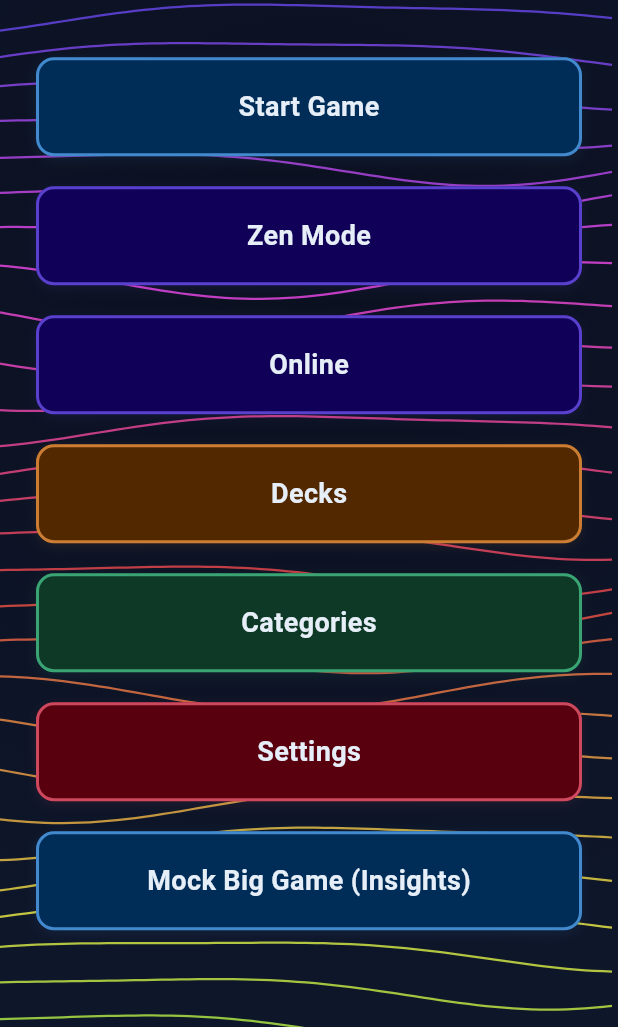
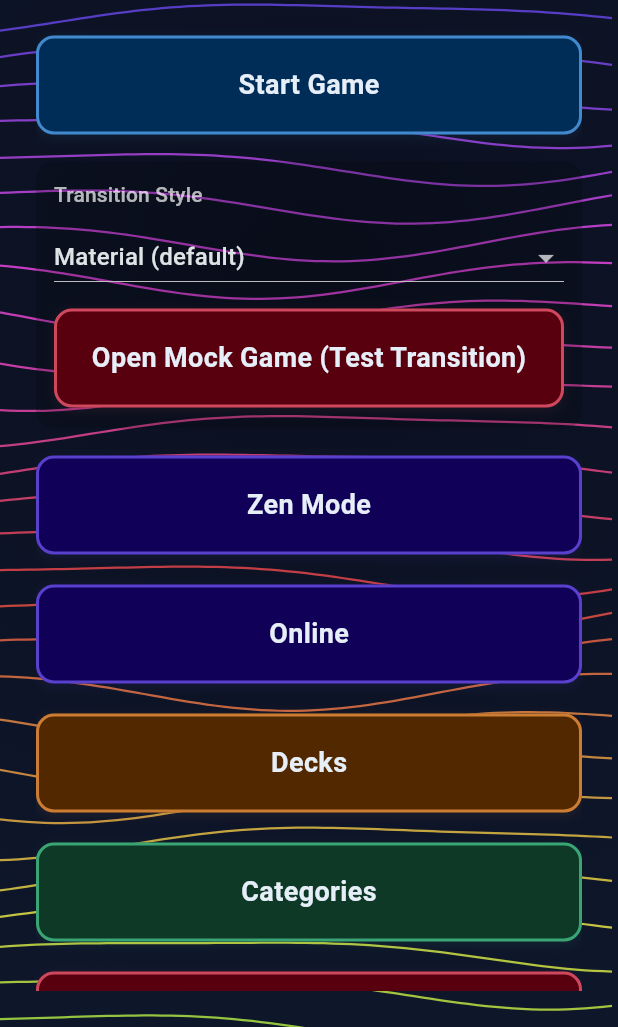
Before and after one commit to luqmaany/frequency, a Flutter app: the screen it shows after launch, on a phone screen of 412 x 824 dp, the part 209-1236 px from its top. Run offline on Flutter 3.47's test engine with Material 3 defaults, Android fonts, the phone set to English and light mode, and no system bars; our stand-ins replace audioplayers, cloud_firestore, firebase_core, flutter_card_swiper, flutter_riverpod, google_fonts and 2 more; accounts and stored records are empty; generated files the repository leaves out were written again; Roboto replaces fonts that are missing (Kanit).

Commit message:
Update app branding from "Convey" to "Frequency" across all platforms
This commit changes the app's name and title from "Convey" to "Frequency" in the AndroidManifest.xml, Info.plist, main.dart, and various platform-specific files including web and Linux configurations. Additionally, it enhances the HomeScreen layout by introducing a transition service and updating the UI elements to reflect the new branding, ensuring a consistent user experience across all platforms.

```diff
--- a/lib/main.dart
+++ b/lib/main.dart
@@ -23,6 +23,8 @@ void main() async {
   await SystemChrome.setPreferredOrientations([
     DeviceOrientation.portraitUp,
   ]);
+  // Hide status/navigation bars globally for the whole app
+  await SystemChrome.setEnabledSystemUIMode(SystemUiMode.immersiveSticky);
   debugPrint('=== App Starting ===');
   runApp(
     const ProviderScope(
@@ -53,7 +55,7 @@ class _MyAppState extends ConsumerState<MyApp> {
     final darkTheme = ref.watch(darkThemeProvider);
 
     return MaterialApp(
-      title: 'Convey',
+      title: 'Frequency',
       theme: darkTheme,
       darkTheme: darkTheme,
       themeMode: ThemeMode.dark,
--- a/lib/screens/home_screen.dart
+++ b/lib/screens/home_screen.dart
@@ -1,4 +1,5 @@
 import 'package:flutter/material.dart';
+import 'package:flutter/gestures.dart' show GestureTapDownCallback;
 import 'package:flutter_riverpod/flutter_riverpod.dart';
 import 'package:google_fonts/google_fonts.dart';
 import 'dart:math';
@@ -11,6 +12,8 @@ import 'online_lobby_screen.dart';
 import '../widgets/wave_background.dart';
 import '../services/sound_service.dart';
 import 'zen_setup_screen.dart';
+import '../services/transition_service.dart';
+import 'mock_game_screen.dart';
 
 /// --- Animated gradient text (unchanged except default text now "FREQUENCY") ---
 class AnimatedGradientText extends StatefulWidget {
@@ -104,6 +107,9 @@ class HomeScreen extends ConsumerStatefulWidget {
 
 class _HomeScreenState extends ConsumerState<HomeScreen>
     with WidgetsBindingObserver {
+  AppTransitionStyle _selectedStyle = AppTransitionStyle.material;
+  Offset? _revealCenterFraction;
+
   void _startMockEndgame(BuildContext context) {
     final notifier = ref.read(gameStateProvider.notifier);
     // Build a complex config with 4 teams and target score reached
@@ -175,6 +181,16 @@ class _HomeScreenState extends ConsumerState<HomeScreen>
     );
   }
 
+  void _navigateToMockWithTransition(BuildContext context) {
+    Navigator.of(context).push(
+      TransitionService.buildRoute(
+        const MockGameScreen(title: 'Mock Game (Transition Demo)'),
+        style: _selectedStyle,
+        revealCenterFraction: _revealCenterFraction,
+      ),
+    );
+  }
+
   @override
   void initState() {
     super.initState();
@@ -232,6 +248,7 @@ class _HomeScreenState extends ConsumerState<HomeScreen>
           SafeArea(
             child: Padding(
               padding: const EdgeInsets.all(24.0),
+              child: SingleChildScrollView(
                 child: Column(
                   crossAxisAlignment: CrossAxisAlignment.stretch,
                   children: [
@@ -256,12 +273,96 @@ class _HomeScreenState extends ConsumerState<HomeScreen>
                         },
                       ),
                     ),
-                  const Spacer(),
+                    const SizedBox(height: 24),
                     _buildMenuButton(
                       context,
                       'Start Game',
                       () => GameNavigationService.navigateToGameSetup(context),
                       buttonColors[0],
+                    ),
+                    const SizedBox(height: 16),
+                    // Transition tester controls
+                    Container(
+                      padding: const EdgeInsets.all(12),
+                      decoration: BoxDecoration(
+                        color: Colors.black.withOpacity(0.18),
+                        borderRadius: BorderRadius.circular(12),
+                      ),
+                      child: Column(
+                        crossAxisAlignment: CrossAxisAlignment.stretch,
+                        children: [
+                          Text(
+                            'Transition Style',
+                            style: Theme.of(context)
+                                .textTheme
+                                .labelLarge
+                                ?.copyWith(color: Colors.white70),
+                          ),
+                          const SizedBox(height: 8),
+                          DropdownButton<AppTransitionStyle>(
+                            value: _selectedStyle,
+                            dropdownColor: Colors.grey.shade900,
+                            iconEnabledColor: Colors.white70,
+                            isExpanded: true,
+                            items: const [
+                              DropdownMenuItem(
+                                value: AppTransitionStyle.material,
+                                child: Text('Material (default)'),
+                              ),
+                              DropdownMenuItem(
+                                value: AppTransitionStyle.fade,
+                                child: Text('Fade'),
+                              ),
+                              DropdownMenuItem(
+                                value: AppTransitionStyle.slideFromRight,
+                                child: Text('Slide from right'),
+                              ),
+                              DropdownMenuItem(
+                                value: AppTransitionStyle.slideFromBottom,
+                                child: Text('Slide from bottom'),
+                              ),
+                              DropdownMenuItem(
+                                value: AppTransitionStyle.scale,
+                                child: Text('Scale'),
+                              ),
+                              DropdownMenuItem(
+                                value: AppTransitionStyle.rotation,
+                                child: Text('Rotation + fade'),
+                              ),
+                              DropdownMenuItem(
+                                value: AppTransitionStyle.circularReveal,
+                                child: Text('Circular reveal'),
+                              ),
+                            ],
+                            onChanged: (value) {
+                              if (value != null) {
+                                setState(() {
+                                  _selectedStyle = value;
+                                });
+                              }
+                            },
+                          ),
+                          const SizedBox(height: 8),
+                          _buildMenuButton(
+                            context,
+                            'Open Mock Game (Test Transition)',
+                            () => _navigateToMockWithTransition(context),
+                            buttonColors[2],
+                            onTapDown: (details) {
+                              final size = MediaQuery.of(context).size;
+                              final dx =
+                                  (details.globalPosition.dx / size.width)
+                                      .clamp(0.0, 1.0);
+                              final dy =
+                                  (details.globalPosition.dy / size.height)
+                                      .clamp(0.0, 1.0);
+                              setState(() {
+                                _revealCenterFraction = Offset(dx, dy);
+                              });
+                            },
+                          ),
+                        ],
+                      ),
                     ),
                     const SizedBox(height: 16),
                     _buildMenuButton(
@@ -321,8 +422,9 @@ class _HomeScreenState extends ConsumerState<HomeScreen>
                       () => _startMockEndgame(context),
                       buttonColors[0],
                     ),
-                  const Spacer(),
+                    const SizedBox(height: 24),
                   ],
+                ),
               ),
             ),
           ),
@@ -332,11 +434,8 @@ class _HomeScreenState extends ConsumerState<HomeScreen>
   }
 
   Widget _buildMenuButton(
-    BuildContext context,
-    String text,
-    VoidCallback onPressed,
-    Color color,
-  ) {
+      BuildContext context, String text, VoidCallback onPressed, Color color,
+      {GestureTapDownCallback? onTapDown}) {
     final HSLColor hsl = HSLColor.fromColor(color);
     final double darkerLightness = (hsl.lightness * 0.25).clamp(0.0, 1.0);
     final Color buttonColor = hsl.withLightness(darkerLightness).toColor();
@@ -346,6 +445,7 @@ class _HomeScreenState extends ConsumerState<HomeScreen>
       padding: const EdgeInsets.symmetric(vertical: 2.0),
       child: InkWell(
         borderRadius: BorderRadius.circular(12),
+        onTapDown: onTapDown,
         onTap: onPressed,
         child: Container(
           padding: const EdgeInsets.symmetric(vertical: 18, horizontal: 8),
--- /dev/null
+++ b/lib/services/transition_service.dart
@@ -0,0 +1,234 @@
+import 'package:flutter/material.dart';
+import 'dart:math' as math;
+
+enum AppTransitionStyle {
+  material,
+  fade,
+  slideFromRight,
+  slideFromBottom,
+  scale,
+  rotation,
+  circularReveal,
+}
+
+class TransitionService {
+  static PageRoute<T> buildRoute<T>(
+    Widget page, {
+    AppTransitionStyle style = AppTransitionStyle.material,
+    Duration duration = const Duration(milliseconds: 350),
+    Curve curve = Curves.easeOutCubic,
+    Offset? revealCenterFraction,
+  }) {
+    switch (style) {
+      case AppTransitionStyle.material:
+        return MaterialPageRoute<T>(builder: (_) => page);
+      case AppTransitionStyle.fade:
+        return _buildFadeRoute<T>(page, duration, curve);
+      case AppTransitionStyle.slideFromRight:
+        return _buildSlideRoute<T>(page, const Offset(1, 0), duration, curve);
+      case AppTransitionStyle.slideFromBottom:
+        return _buildSlideRoute<T>(page, const Offset(0, 1), duration, curve);
+      case AppTransitionStyle.scale:
+        return _buildScaleRoute<T>(page, duration, curve);
+      case AppTransitionStyle.rotation:
+        return _buildRotationRoute<T>(page, duration, curve);
+      case AppTransitionStyle.circularReveal:
+        return _buildCircularRevealRoute<T>(
+          page,
+          duration,
+          curve,
+          revealCenterFraction,
+        );
+    }
+  }
+
+  static PageRoute<T> _buildFadeRoute<T>(
+      Widget page, Duration duration, Curve curve) {
+    return PageRouteBuilder<T>(
+      pageBuilder: (_, __, ___) => page,
+      transitionDuration: duration,
+      transitionsBuilder: (_, animation, __, child) {
+        return FadeTransition(
+          opacity: CurvedAnimation(parent: animation, curve: curve),
+          child: child,
+        );
+      },
+    );
+  }
+
+  static PageRoute<T> _buildSlideRoute<T>(
+      Widget page, Offset begin, Duration duration, Curve curve) {
+    return PageRouteBuilder<T>(
+      pageBuilder: (_, __, ___) => page,
+      transitionDuration: duration,
+      transitionsBuilder: (_, animation, __, child) {
+        final tween = Tween<Offset>(begin: begin, end: Offset.zero)
+            .chain(CurveTween(curve: curve));
+        return SlideTransition(position: animation.drive(tween), child: child);
+      },
+    );
+  }
+
+  static PageRoute<T> _buildScaleRoute<T>(
+      Widget page, Duration duration, Curve curve) {
+    return PageRouteBuilder<T>(
+      pageBuilder: (_, __, ___) => page,
+      transitionDuration: duration,
+      transitionsBuilder: (_, animation, __, child) {
+        return ScaleTransition(
+          scale: CurvedAnimation(parent: animation, curve: curve),
+          child: child,
+        );
+      },
+    );
+  }
+
+  static PageRoute<T> _buildRotationRoute<T>(
+      Widget page, Duration duration, Curve curve) {
+    return PageRouteBuilder<T>(
+      pageBuilder: (_, __, ___) => page,
+      transitionDuration: duration,
+      transitionsBuilder: (_, animation, __, child) {
+        return RotationTransition(
+          turns: CurvedAnimation(parent: animation, curve: curve),
+          child: FadeTransition(
+            opacity: CurvedAnimation(parent: animation, curve: Curves.easeOut),
+            child: child,
+          ),
+        );
+      },
+    );
+  }
+
+  static PageRoute<T> _buildCircularRevealRoute<T>(
+    Widget page,
+    Duration duration,
+    Curve curve,
+    Offset? centerFraction,
+  ) {
+    // Pick a themed random border color for the reveal ring
+    const palette = <Color>[
+      Color(0xFF5EB1FF), // blue
+      Color(0xFF7A5CFF), // purple
+      Color(0xFFFF6680), // pink/red
+      Color(0xFFFFA14A), // orange
+      Color(0xFFFFD166), // yellow
+      Color(0xFF4CD295), // green
+    ];
+    final Color borderColor = palette[math.Random().nextInt(palette.length)];
+
+    return PageRouteBuilder<T>(
+      pageBuilder: (_, __, ___) => page,
+      transitionDuration: duration,
+      reverseTransitionDuration: duration,
+      transitionsBuilder: (context, animation, __, child) {
+        return LayoutBuilder(
+          builder: (context, constraints) {
+            final size = Size(constraints.maxWidth, constraints.maxHeight);
+            final Offset fraction = centerFraction ?? const Offset(0.5, 0.5);
+            final Offset center = Offset(
+              size.width * fraction.dx,
+              size.height * fraction.dy,
+            );
+            final double maxRadius = _maxRadiusToCover(size, center);
+            final Animation<double> radius = Tween<double>(
+              begin: 0,
+              end: maxRadius,
+            ).chain(CurveTween(curve: curve)).animate(animation);
+
+            return AnimatedBuilder(
+              animation: radius,
+              builder: (context, _) {
+                return Stack(
+                  fit: StackFit.expand,
+                  children: [
+                    ClipPath(
+                      clipper: _CircleRevealClipper(
+                        center: center,
+                        radius: radius.value,
+                      ),
+                      child: child,
+                    ),
+                    IgnorePointer(
+                      child: CustomPaint(
+                        painter: _CircleBorderPainter(
+                          center: center,
+                          radius: radius.value,
+                          color: borderColor,
+                          strokeWidth: 5.5,
+                        ),
+                      ),
+                    ),
+                  ],
+                );
+              },
+            );
+          },
+        );
+      },
+    );
+  }
+
+  static double _maxRadiusToCover(Size size, Offset center) {
+    final distances = <double>[
+      (center - const Offset(0, 0)).distance,
+      (center - Offset(size.width, 0)).distance,
+      (center - Offset(0, size.height)).distance,
+      (center - Offset(size.width, size.height)).distance,
+    ];
+    distances.sort();
+    return distances.last;
+  }
+}
+
+class _CircleRevealClipper extends CustomClipper<Path> {
+  final Offset center;
+  final double radius;
+
+  _CircleRevealClipper({required this.center, required this.radius});
+
+  @override
+  Path getClip(Size size) {
+    final path = Path();
+    path.addOval(Rect.fromCircle(center: center, radius: radius));
+    return path;
+  }
+
+  @override
+  bool shouldReclip(covariant _CircleRevealClipper oldClipper) {
+    return oldClipper.radius != radius || oldClipper.center != center;
+  }
+}
+
+class _CircleBorderPainter extends CustomPainter {
+  final Offset center;
+  final double radius;
+  final double strokeWidth;
+  final Color color;
+
+  _CircleBorderPainter({
+    required this.center,
+    required this.radius,
+    required this.color,
+    this.strokeWidth = 6.0,
+  });
+
+  @override
+  void paint(Canvas canvas, Size size) {
+    if (radius <= 0) return;
+    final paint = Paint()
+      ..style = PaintingStyle.stroke
+      ..strokeWidth = strokeWidth
+      ..color = color.withOpacity(0.95)
+      ..isAntiAlias = true;
+    canvas.drawCircle(center, radius, paint);
+  }
+
+  @override
+  bool shouldRepaint(covariant _CircleBorderPainter oldDelegate) {
+    return oldDelegate.radius != radius ||
+        oldDelegate.center != center ||
+        oldDelegate.color != color ||
+        oldDelegate.strokeWidth != strokeWidth;
+  }
+}
```
Also changed, not shown: lib/screens/mock_game_screen.dart (added, +29 -0 lines), 6 other files. Lines whose indentation alone changed are shown as unchanged.
